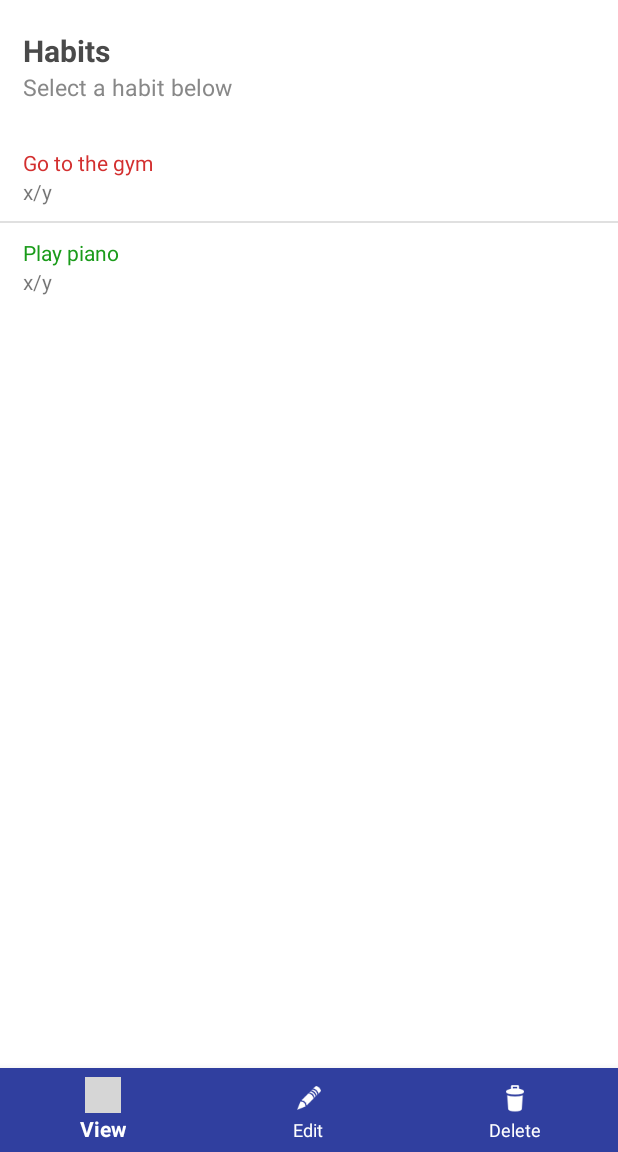
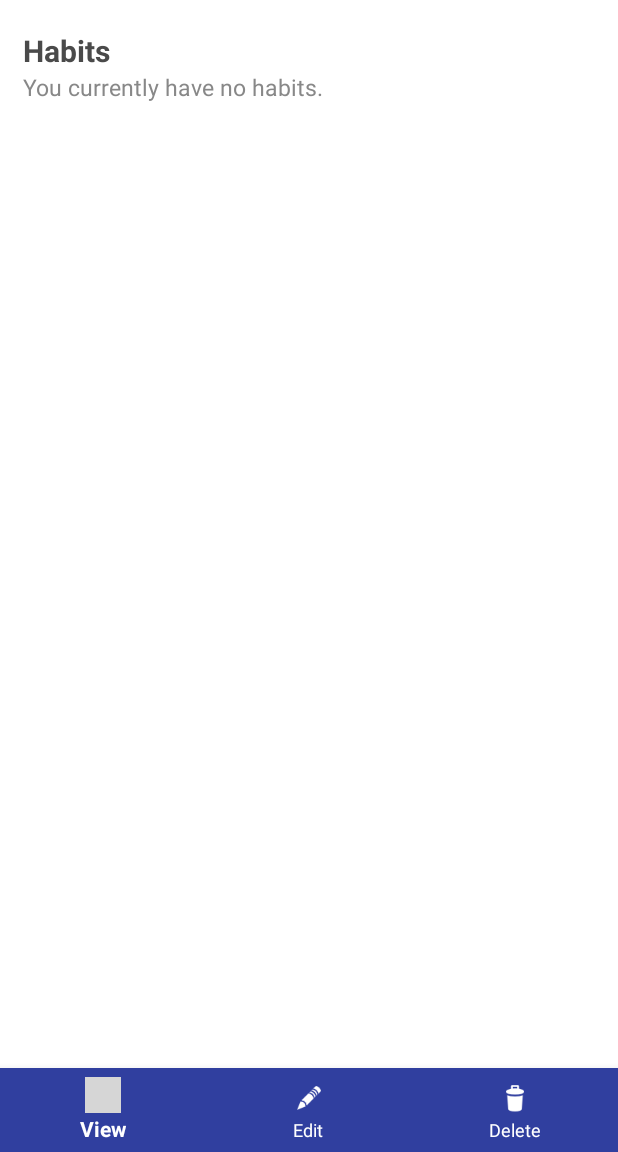
Before and after one commit to CMPUT301F17T29/HabitUp, an Android app: the ViewHabitActivity screen opened directly, with no data from a screen before it, on a phone screen of 412 x 824 dp, the part 84-1236 px from its top. Run offline under Robolectric (Android 15) with nearby library versions, the phone set to English and light mode, and no system bars; grey boxes are pictures that could not be loaded.

Commit message:
Add no habits sub heading text

```diff
--- a/app/src/main/java/com/example/habitup/View/ViewHabitActivity.java
+++ b/app/src/main/java/com/example/habitup/View/ViewHabitActivity.java
@@ -3,12 +3,11 @@ package com.example.habitup.View;
 import android.os.Bundle;
 import android.support.annotation.NonNull;
 import android.support.design.widget.BottomNavigationView;
-import android.view.LayoutInflater;
 import android.view.Menu;
 import android.view.MenuItem;
-import android.view.View;
 import android.widget.ArrayAdapter;
 import android.widget.ListView;
+import android.widget.TextView;
 
 import com.example.habitup.Model.Habit;
 import com.example.habitup.R;
@@ -30,15 +29,11 @@ public class ViewHabitActivity extends BaseActivity {
         navigation.setOnNavigationItemSelectedListener(mOnNavigationItemSelectedListener);
 
         habits = new ArrayList<Habit>();
-        Habit habit1 = new Habit();
-        habit1.setHabitName("Go to the gym");
-        habit1.setAttribute("Physical");
-        habits.add(habit1);
 
-        Habit habit2 = new Habit();
-        habit2.setHabitName("Play piano");
-        habit2.setAttribute("Discipline");
-        habits.add(habit2);
+        if (habits.size() == 0) {
+            TextView subHeading = (TextView) findViewById(R.id.habits_subheading);
+            subHeading.setText("You currently have no habits.");
+        }
 
         // Initialize habits list view
         habitListView = (ListView) findViewById(R.id.OldHabitLists);
```
